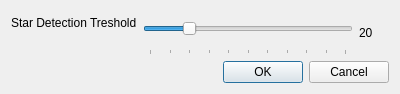
Above: ui/optionsdialog.ui from BenJuan26/OpenSkyStacker before the change. Below: the same form after it.
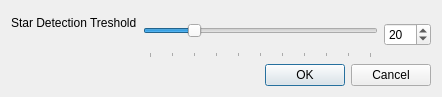
That is the form after the change.

Commit message: Disable stack button when applicable

Patch:
```diff
--- a/ui/optionsdialog.ui
+++ b/ui/optionsdialog.ui
@@ -6,8 +6,8 @@
    <rect>
     <x>0</x>
     <y>0</y>
-    <width>400</width>
-    <height>94</height>
+    <width>442</width>
+    <height>97</height>
    </rect>
   </property>
   <property name="windowTitle">
@@ -40,7 +40,7 @@
          <height>16777215</height>
         </size>
        </property>
-       <layout class="QHBoxLayout" name="horizontalLayout" stretch="1,1">
+       <layout class="QHBoxLayout" name="horizontalLayout" stretch="1,0">
         <property name="leftMargin">
          <number>0</number>
         </property>
@@ -79,21 +79,12 @@
          </widget>
         </item>
         <item>
-         <widget class="QLabel" name="labelThreshold">
-          <property name="sizePolicy">
-           <sizepolicy hsizetype="Fixed" vsizetype="Preferred">
-            <horstretch>0</horstretch>
-            <verstretch>0</verstretch>
-           </sizepolicy>
+         <widget class="QSpinBox" name="spinboxThreshold">
+          <property name="maximum">
+           <number>100</number>
           </property>
-          <property name="minimumSize">
-           <size>
-            <width>30</width>
-            <height>0</height>
-           </size>
-          </property>
-          <property name="text">
-           <string>20</string>
+          <property name="value">
+           <number>20</number>
           </property>
          </widget>
         </item>
```
The commit also changes 3 other files.
